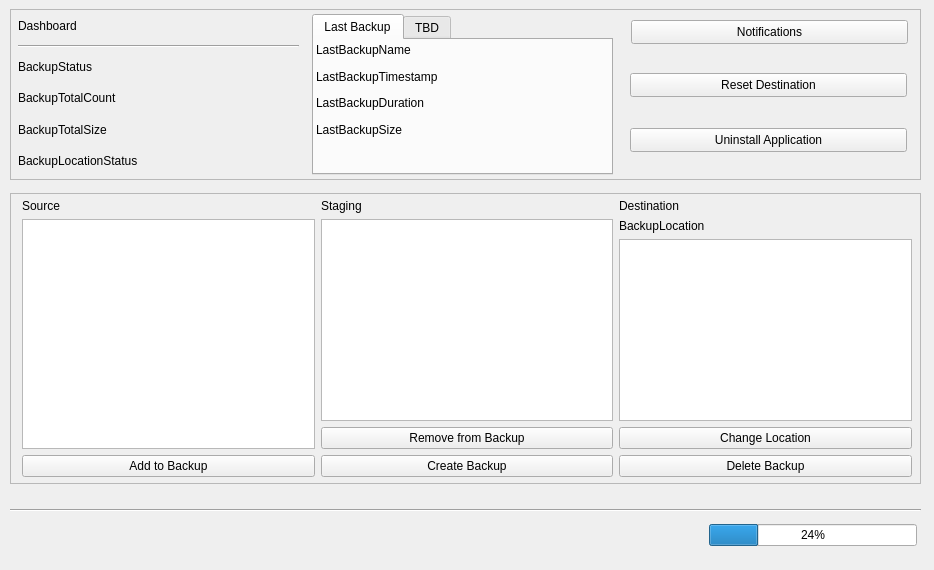
Before: the Qt Designer form ui/mainwindow/mainwindow.ui in shawn-sss/backtrack, drawn with Qt 5.
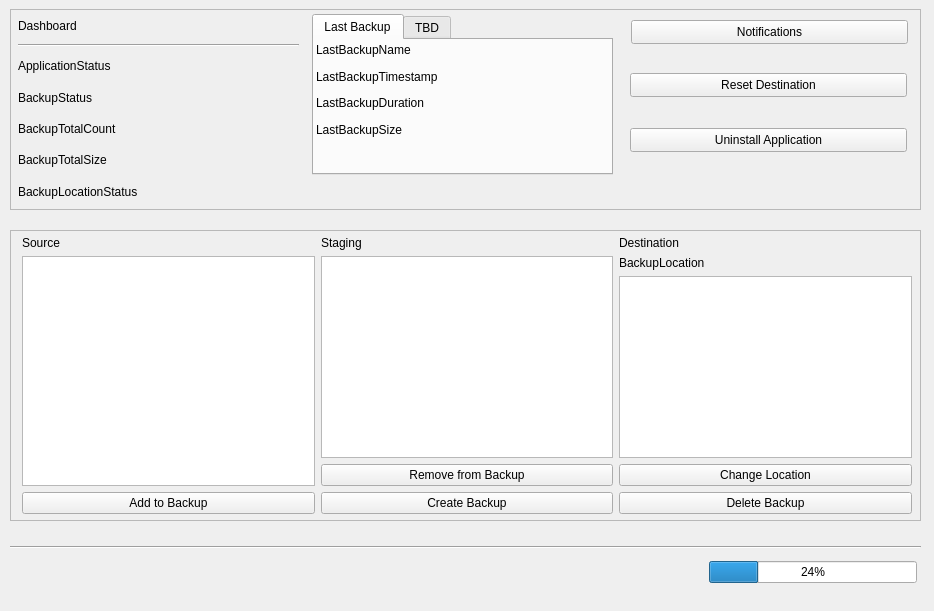
After: the same form once the commit is applied.

Commit message: Improve status check, add path manager

```diff
--- a/ui/mainwindow/mainwindow.ui
+++ b/ui/mainwindow/mainwindow.ui
@@ -7,7 +7,7 @@
     <x>0</x>
     <y>0</y>
     <width>934</width>
-    <height>570</height>
+    <height>611</height>
    </rect>
   </property>
   <property name="windowTitle">
@@ -18,7 +18,7 @@
     <property name="geometry">
      <rect>
       <x>10</x>
-      <y>193</y>
+      <y>230</y>
       <width>911</width>
       <height>291</height>
      </rect>
@@ -137,7 +137,7 @@
     <property name="geometry">
      <rect>
       <x>696</x>
-      <y>522</y>
+      <y>559</y>
       <width>221</width>
       <height>26</height>
      </rect>
@@ -163,7 +163,7 @@
     <property name="geometry">
      <rect>
       <x>10</x>
-      <y>500</y>
+      <y>537</y>
       <width>911</width>
       <height>20</height>
      </rect>
@@ -178,7 +178,7 @@
       <x>10</x>
       <y>9</y>
       <width>911</width>
-      <height>171</height>
+      <height>201</height>
      </rect>
     </property>
     <property name="frameShape">
@@ -193,7 +193,7 @@
        <x>8</x>
        <y>4</y>
        <width>281</width>
-       <height>161</height>
+       <height>191</height>
       </rect>
      </property>
      <layout class="QHBoxLayout" name="DashboardDetails">
@@ -213,6 +213,13 @@
           </property>
          </widget>
         </item>
+        <item>
+         <widget class="QLabel" name="ApplicationStatusLabel">
+          <property name="text">
+           <string>ApplicationStatus</string>
+          </property>
+         </widget>
+        </item>
         <item>
          <widget class="QLabel" name="BackupStatusLabel">
           <property name="text">
```
The commit also changes 13 other files.
